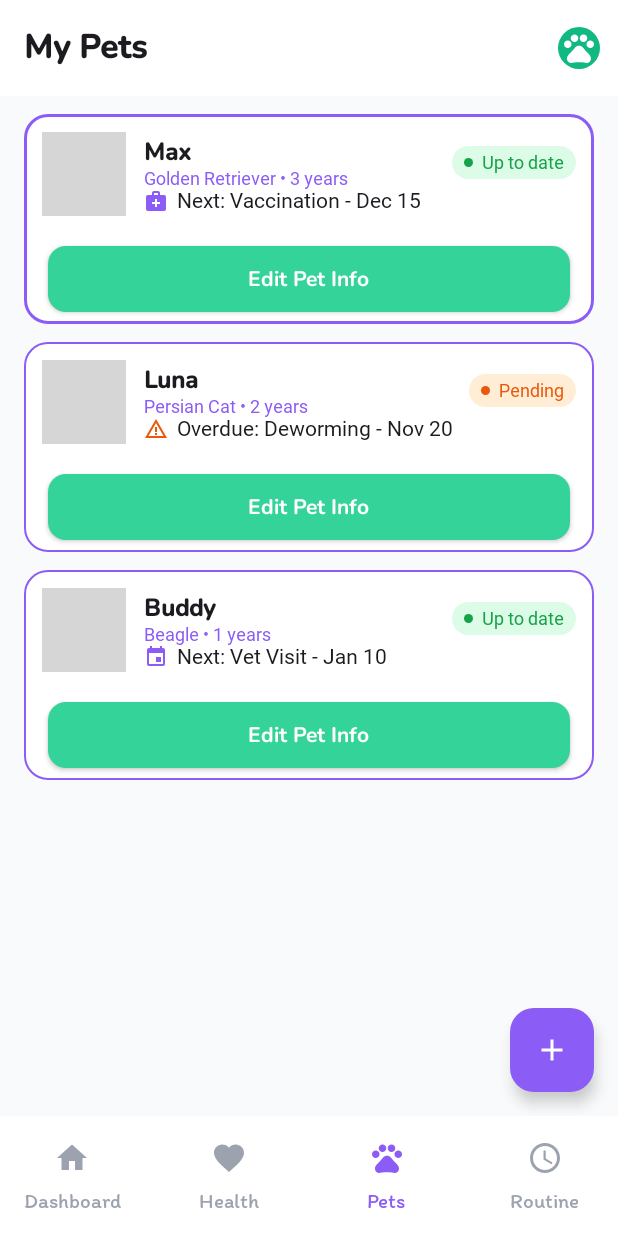
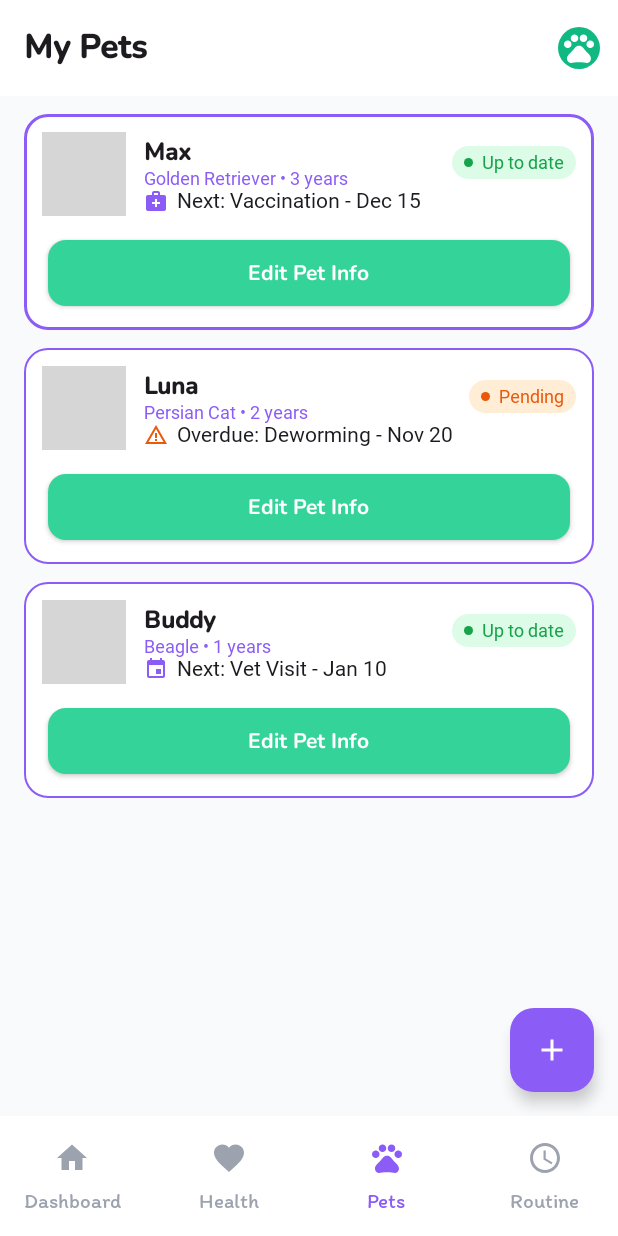
Before and after one commit to alfonsoj03/petcare-app-dev, an Android app built with Jetpack Compose: the PetsScreen screen opened through its navigation route, on a phone screen of 412 x 824 dp. Run offline under Robolectric (Android 15) with nearby library versions, the phone set to English and light mode, and no system bars; Roboto replaces fonts that are not available here; grey boxes are pictures that could not be loaded.

Commit message:
fix: space between button and last line in pets card

```diff
--- a/app/src/main/java/com/example/mascotasapp/ui/screens/pets/PetsScreen.kt
+++ b/app/src/main/java/com/example/mascotasapp/ui/screens/pets/PetsScreen.kt
@@ -138,7 +138,7 @@ private fun PetRowCard(
         Row(
             modifier = Modifier
                 .fillMaxWidth()
-                .padding(12.dp),
+                .padding(top = 12.dp, end = 12.dp, start = 12.dp),
             verticalAlignment = Alignment.CenterVertically
         ) {
             Image(
@@ -168,7 +168,7 @@ private fun PetRowCard(
         Row(
             modifier = Modifier
                 .fillMaxWidth()
-                .padding(horizontal = 16.dp, vertical = 8.dp)
+                .padding(horizontal = 16.dp, vertical = 16.dp)
         ) {
             androidx.compose.material3.ElevatedButton(
                 onClick = onClick,
```
